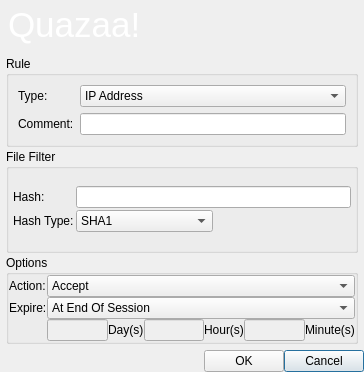
Qt form trunk/dialogaddrule.ui (c3c/quazaa) before a commit.
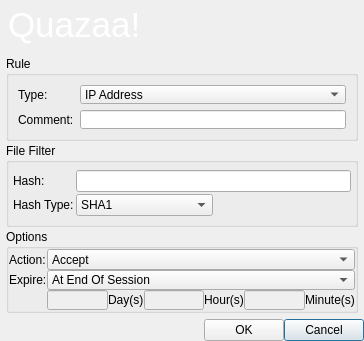
The same form after that commit. Icons and pictures are not drawn.

```diff
--- a/trunk/dialogaddrule.ui
+++ b/trunk/dialogaddrule.ui
@@ -10,6 +10,18 @@
     <height>341</height>
    </rect>
   </property>
+  <property name="minimumSize">
+   <size>
+    <width>364</width>
+    <height>341</height>
+   </size>
+  </property>
+  <property name="maximumSize">
+   <size>
+    <width>364</width>
+    <height>341</height>
+   </size>
+  </property>
   <property name="windowTitle">
    <string>Security Rule</string>
   </property>
@@ -17,6 +29,9 @@
    <iconset>
     <normaloff>:/Resource/Security/SecurityRule.png</normaloff>:/Resource/Security/SecurityRule.png</iconset>
   </property>
+  <property name="autoFillBackground">
+   <bool>true</bool>
+  </property>
   <layout class="QGridLayout" name="gridLayout_2">
    <property name="margin">
     <number>0</number>
```
Left out of the diff: 8 changed lines with no effect on the pictures.
